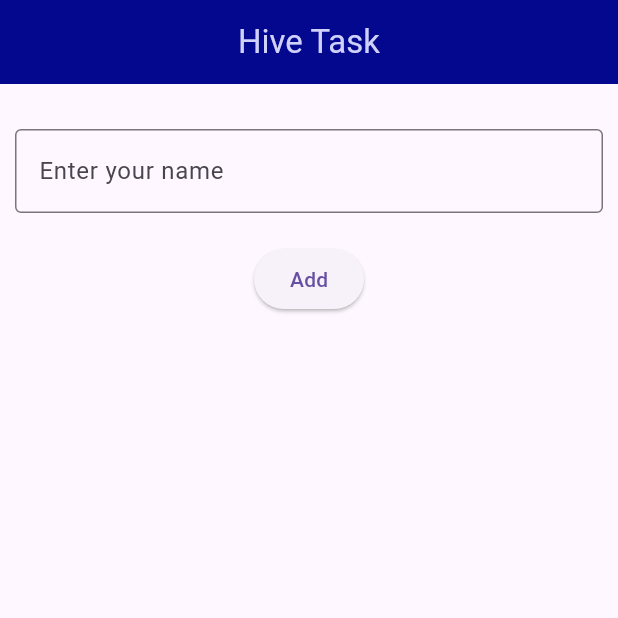
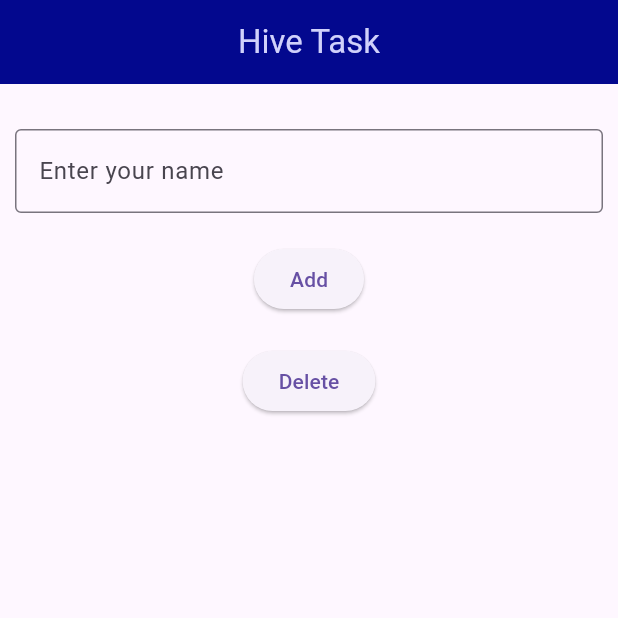
Before and after one commit to wessam2elsayed/hive-local-storage, a Flutter app: the screen it shows after launch, on a phone screen of 412 x 824 dp, the top half of it. Run offline on Flutter 3.47's test engine with Material 3 defaults, Android fonts, the phone set to English and light mode, and no system bars; our stand-ins replace hive; accounts and stored records are empty.

Commit message:
add delete buttom

```diff
--- a/lib/presentaion/screens/home_screen.dart
+++ b/lib/presentaion/screens/home_screen.dart
@@ -67,6 +67,18 @@ class _HomeScreenState extends State<HomeScreen> {
 
            const SizedBox(height: 20,),
 
+           ElevatedButton(
+            onPressed: (){
+              setState(() {
+                hiveModel.box?.clear();
+
+              });
+
+          },
+           child: Text("Delete")),
+
+           const SizedBox(height: 20,),
+
            Flexible(
              child: ListView.builder(
               shrinkWrap: true,
```
